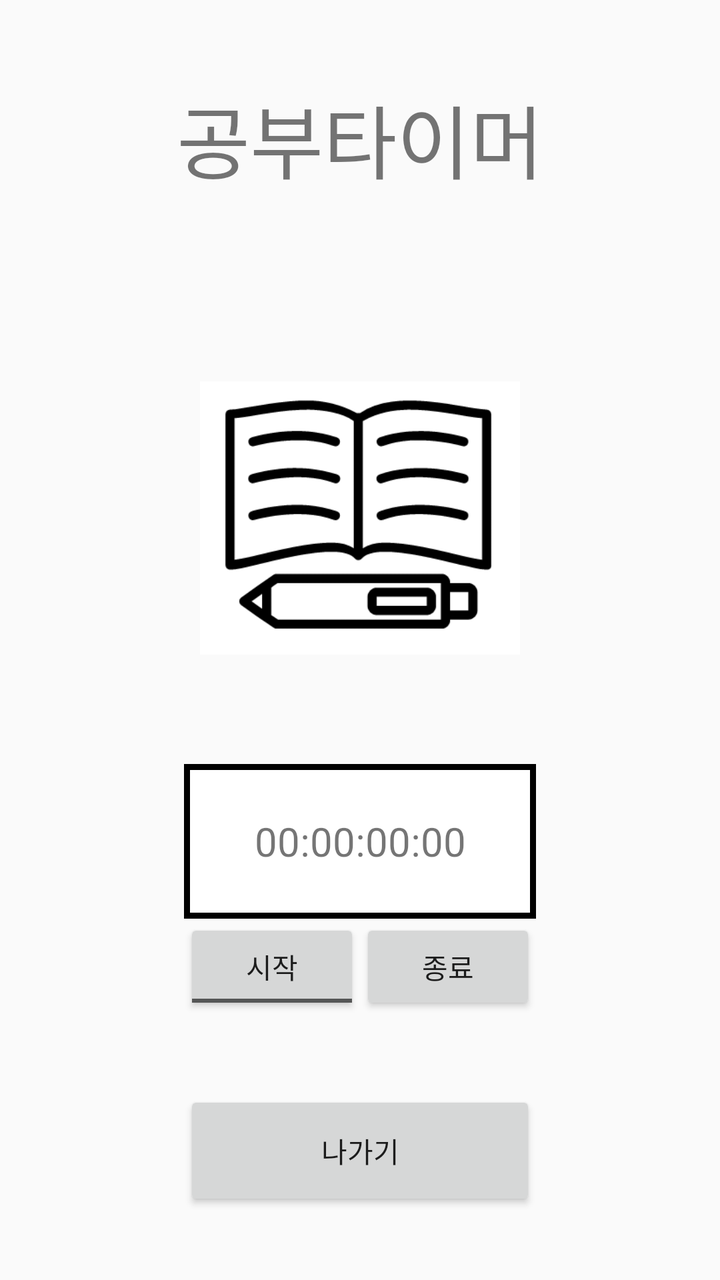
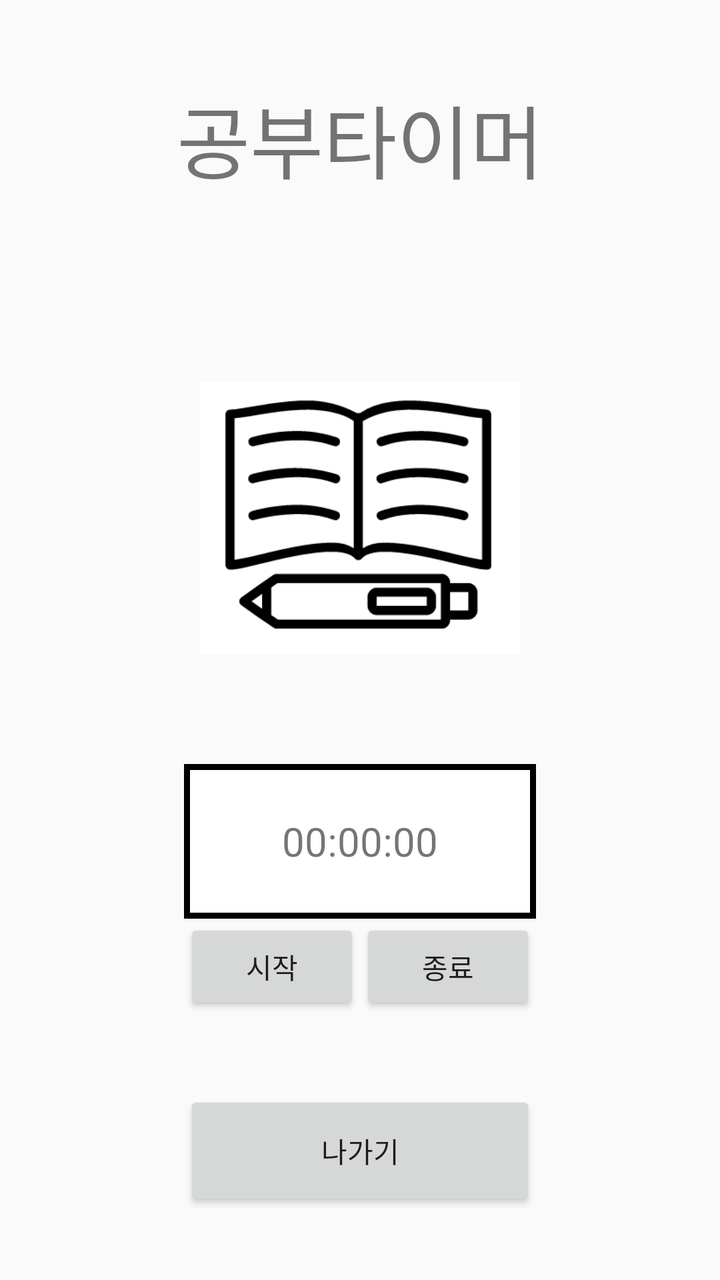

The first picture is an Android layout as it rendered before a commit; the second is the same layout after the commit. The layout source and the unified diff follow.
<!-- AndroidManifest.xml: application theme AppTheme -->
<!-- res/layout/activity_study_function.xml -->
<?xml version="1.0" encoding="utf-8"?>
<LinearLayout xmlns:android="http://schemas.android.com/apk/res/android"
    xmlns:app="http://schemas.android.com/apk/res-auto"
    xmlns:tools="http://schemas.android.com/tools"
    android:layout_width="match_parent"
    android:layout_height="match_parent"
    tools:context=".Study_function"
    android:orientation="vertical">


        <LinearLayout
            android:layout_width="match_parent"
            android:layout_height="match_parent"
            android:weightSum="5"
            android:layout_gravity="center"
            android:orientation="vertical">
            <TextView
                android:layout_width="wrap_content"
                android:layout_height="0dp"
                android:layout_gravity="center"
                android:text="공부타이머"
                android:layout_marginTop="40dp"
                android:layout_weight="1"
                android:textSize="40dp"/>

            <ImageView
                android:id="@+id/study_state"
                android:src="@drawable/study_off"
                android:layout_gravity="center"
                android:layout_weight="1"
                android:layout_width="160dp"
                android:layout_height="160dp"
                android:layout_marginTop="10dp"/>

            <LinearLayout
                android:layout_width="wrap_content"
                android:layout_height="0dp"
                android:orientation="vertical"
                android:layout_marginTop="0dp"
                android:layout_gravity="center"
                android:layout_weight="3"
                android:weightSum="3">
                <TextView
                    android:id="@+id/studytimer_time"
                    android:layout_width="match_parent"
                    android:gravity="center"
                    android:textAlignment="center"
                    android:textSize="20dp"
                    android:background="@drawable/edge"
                    android:layout_height="0dp"
                    android:text="00:00:00:00"
                    android:layout_weight="0.9"/>

                <LinearLayout
                    android:layout_width="wrap_content"
                    android:layout_height="0dp"
                    android:layout_gravity="center_horizontal"
                    android:layout_weight="1">
                    <ToggleButton
                        android:id="@+id/timer_start"
                        android:layout_width="wrap_content"
                        android:layout_height="wrap_content"
                        android:textOff="시작"
                        android:textOn="중단" />
                    <Button
                        android:id="@+id/timer_finish"
                        android:layout_width="wrap_content"
                        android:layout_height="wrap_content"
                        android:text="종료" />
                </LinearLayout>

                <Button
                    android:layout_width="match_parent"
                    android:layout_height="0dp"
                    android:layout_weight="0.7"
                    android:text="나가기"
                    android:id="@+id/exit2"/>
            </LinearLayout>



        </LinearLayout>


</LinearLayout>
<!-- resources referenced by this layout -->
<resources>
  <!-- drawable edge (drawable) -->
  <?xml version="1.0" encoding="utf-8"?>
  <layer-list xmlns:android="http://schemas.android.com/apk/res/android">
      <item>
          <shape android:shape="rectangle">
              <stroke android:width = "3dp" android:color ="#000000"/>
              <solid android:color="#FFFFFF"/>
          </shape>
      </item>
  
  </layer-list>
  <!-- drawable study_off: png bitmap (drawable, 7536 bytes) -->
  <style name="AppTheme" parent="Theme.AppCompat.Light.DarkActionBar">
          
          <item name="colorPrimary">@color/colorPrimary</item>
          <item name="colorPrimaryDark">@color/colorPrimaryDark</item>
          <item name="colorAccent">@color/colorAccent</item>
      </style>
  <color name="colorPrimary">#A4A28D</color>
  <color name="colorPrimaryDark">#FFFFFF</color>
  <color name="colorAccent">#03DAC5</color>
</resources>

<!-- the commit's change to res/layout/activity_study_function.xml (unified diff, before → after) -->
@@ -48,7 +48,7 @@
                     android:textSize="20dp"
                     android:background="@drawable/edge"
                     android:layout_height="0dp"
-                    android:text="00:00:00:00"
+                    android:text="00:00:00"
                     android:layout_weight="0.9"/>
 
                 <LinearLayout
@@ -56,17 +56,18 @@
                     android:layout_height="0dp"
                     android:layout_gravity="center_horizontal"
                     android:layout_weight="1">
-                    <ToggleButton
+                    <Button
                         android:id="@+id/timer_start"
                         android:layout_width="wrap_content"
                         android:layout_height="wrap_content"
-                        android:textOff="시작"
-                        android:textOn="중단" />
+                        android:text="시작"
+                        android:onClick="Timer"/>
                     <Button
                         android:id="@+id/timer_finish"
                         android:layout_width="wrap_content"
                         android:layout_height="wrap_content"
-                        android:text="종료" />
+                        android:text="종료"
+                        android:onClick="Timer"/>
                 </LinearLayout>
 
                 <Button
